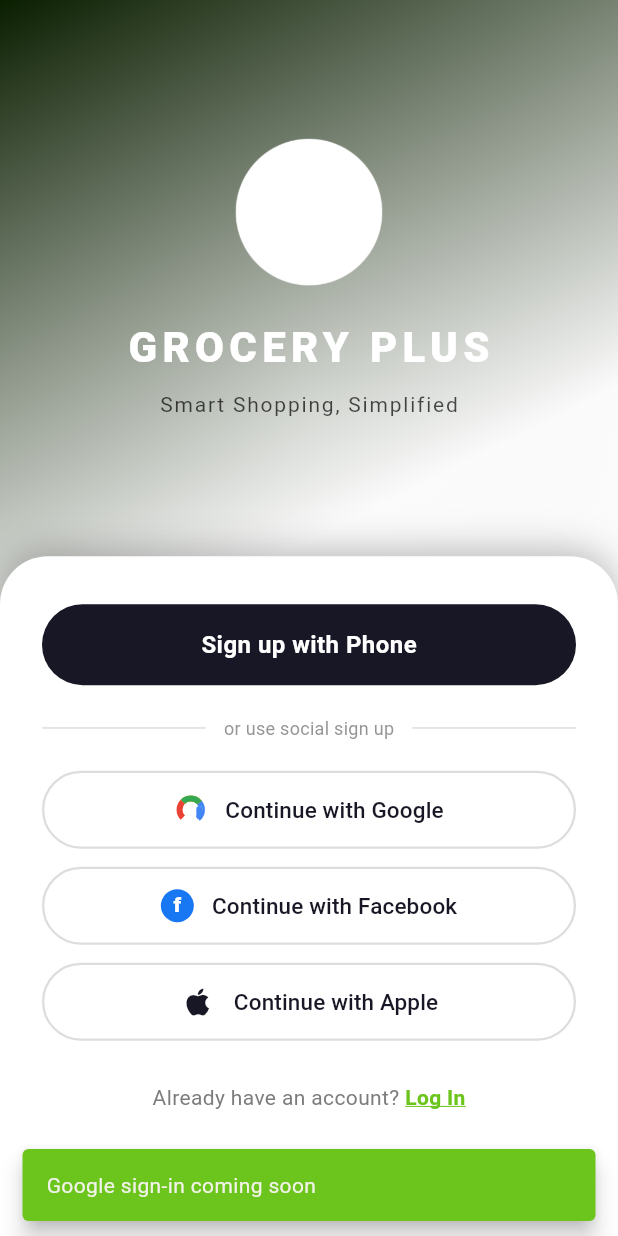
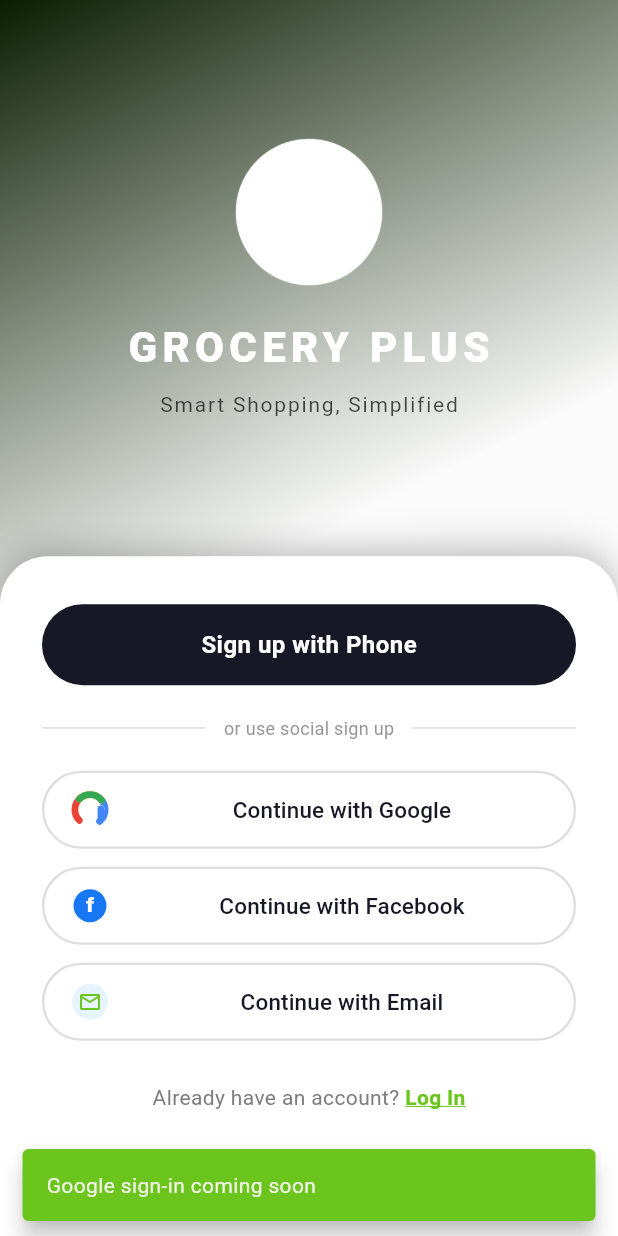
Before and after one commit to naserf11/smart-shop, a Flutter app: the screen it shows after launch, after a tap on "Continue with Google", on a phone screen of 412 x 824 dp. Run offline on Flutter 3.47's test engine with Material 3 defaults, Android fonts, the phone set to English and light mode, and no system bars; our stand-ins replace permission_handler, supabase_flutter; missing offline and left inert: mobile_scanner; accounts and stored records are empty.

Commit message:
Fixed Welcome page 1.1

```diff
--- a/lib/screens/auth/welcome_screen.dart
+++ b/lib/screens/auth/welcome_screen.dart
@@ -37,16 +37,10 @@ class WelcomeScreen extends StatelessWidget {
             child: Column(
               children: [
                 // Brand block — upper 45% of screen
-                Expanded(
-                  flex: 45,
-                  child: _LogoSection(),
-                ),
+                Expanded(flex: 45, child: _LogoSection()),
 
                 // Auth controls — lower 55% of screen
-                Expanded(
-                  flex: 55,
-                  child: _AuthSection(),
-                ),
+                Expanded(flex: 55, child: _AuthSection()),
               ],
             ),
           ),
@@ -70,7 +64,12 @@ class _GradientBackground extends StatelessWidget {
           end: Alignment.bottomRight,
           colors: [
             Color.fromARGB(255, 10, 30, 0), // Deep forest green
-            Color.fromARGB(255, 255, 255, 255), // Brand green (close to AppColors.primary)
+            Color.fromARGB(
+              255,
+              255,
+              255,
+              255,
+            ), // Brand green (close to AppColors.primary)
             Color.fromARGB(255, 255, 255, 255), // Near-black green at bottom
           ],
           stops: [0.0, 0.45, 1.0],
@@ -82,10 +81,7 @@ class _GradientBackground extends StatelessWidget {
           gradient: RadialGradient(
             center: const Alignment(0, -0.35),
             radius: 0.75,
-            colors: [
-              Colors.white.withOpacity(0.08),
-              Colors.transparent,
-            ],
+            colors: [Colors.white.withOpacity(0.08), Colors.transparent],
           ),
         ),
       ),
@@ -170,9 +166,7 @@ class _AuthSection extends StatelessWidget {
       width: double.infinity,
       decoration: const BoxDecoration(
         color: Colors.white,
-        borderRadius: BorderRadius.vertical(
-          top: Radius.circular(32),
-        ),
+        borderRadius: BorderRadius.vertical(top: Radius.circular(32)),
         boxShadow: [
           BoxShadow(
             color: Colors.black26,
@@ -223,11 +217,12 @@ class _AuthSection extends StatelessWidget {
 
               const SizedBox(height: 12),
 
-              // Apple
+              // Email signup
               _SocialButton(
-                iconWidget: const _AppleIcon(),
-                label: 'Continue with Apple',
-                onPressed: () => _handleSocialAuth(context, 'Apple'),
+                iconWidget: const _EmailIcon(),
+                label: 'Continue with Email',
+                onPressed: () =>
+                    Navigator.pushNamed(context, AppRoutes.register),
               ),
 
               const SizedBox(height: 28),
@@ -244,10 +239,7 @@ class _AuthSection extends StatelessWidget {
                     ),
                   ),
                   GestureDetector(
-                    onTap: () => Navigator.pushNamed(
-                      context,
-                      AppRoutes.login,
-                    ),
+                    onTap: () => Navigator.pushNamed(context, AppRoutes.login),
                     child: const Text(
                       'Log In',
                       style: TextStyle(
@@ -316,7 +308,8 @@ class _PrimaryButton extends StatelessWidget {
       child: ElevatedButton(
         onPressed: onPressed,
         style: ElevatedButton.styleFrom(
-          backgroundColor: AppColors.textPrimary, // Dark button — matches reference
+          backgroundColor:
+              AppColors.textPrimary, // Dark button — matches reference
           foregroundColor: Colors.white,
           elevation: 0,
           shape: RoundedRectangleBorder(
@@ -360,18 +353,27 @@ class _SocialButton extends StatelessWidget {
           ),
           backgroundColor: Colors.white,
           elevation: 0,
+          padding: const EdgeInsets.symmetric(horizontal: 14),
         ),
         child: Row(
-          mainAxisAlignment: MainAxisAlignment.center,
+          mainAxisAlignment: MainAxisAlignment.start,
+          crossAxisAlignment: CrossAxisAlignment.center,
           children: [
-            iconWidget,
+            // Keep a small left gutter so the icon isn't flush to the edge
+            const SizedBox(width: 4),
+            // Ensure the icon has a consistent size box
+            SizedBox(width: 28, height: 28, child: Center(child: iconWidget)),
             const SizedBox(width: 12),
-            Text(
-              label,
-              style: const TextStyle(
-                color: AppColors.textPrimary,
-                fontSize: 15,
-                fontWeight: FontWeight.w500,
+            // Center the label in the remaining horizontal space
+            Expanded(
+              child: Text(
+                label,
+                textAlign: TextAlign.center,
+                style: const TextStyle(
+                  color: AppColors.textPrimary,
+                  fontSize: 15,
+                  fontWeight: FontWeight.w500,
+                ),
               ),
             ),
           ],
@@ -392,8 +394,8 @@ class _GoogleIcon extends StatelessWidget {
   Widget build(BuildContext context) {
     // Four-color Google "G" rendered with RichText
     return SizedBox(
-      width: 22,
-      height: 22,
+      width: 28,
+      height: 28,
       child: CustomPaint(painter: _GooglePainter()),
     );
   }
@@ -410,16 +412,16 @@ class _GooglePainter extends CustomPainter {
     canvas.drawCircle(center, radius, bgPaint);
 
     // Draw colored arcs to approximate the Google logo
-    final strokeWidth = size.width * 0.18;
+    final strokeWidth = size.width * 0.16;
 
     void drawArc(double startAngle, double sweepAngle, Color color) {
       final paint = Paint()
         ..color = color
         ..style = PaintingStyle.stroke
         ..strokeWidth = strokeWidth
-        ..strokeCap = StrokeCap.butt;
+        ..strokeCap = StrokeCap.round;
       canvas.drawArc(
-        Rect.fromCircle(center: center, radius: radius * 0.68),
+        Rect.fromCircle(center: center, radius: radius * 0.72),
         startAngle,
         sweepAngle,
         false,
@@ -438,27 +440,25 @@ class _GooglePainter extends CustomPainter {
     // Green (bottom-right)
     drawArc(-pi * 3 / 4, pi / 2 + 0.1, const Color(0xFF34A853));
 
-    // White horizontal bar (the crossbar of the "G")
+    // White horizontal bar (the crossbar of the "G") — slightly thicker and rounded
     final barPaint = Paint()
       ..color = Colors.white
       ..style = PaintingStyle.stroke
-      ..strokeWidth = strokeWidth
+      ..strokeWidth = strokeWidth * 1.05
       ..strokeCap = StrokeCap.round;
-    canvas.drawLine(
-      Offset(center.dx, center.dy - 0.5),
-      Offset(center.dx + radius * 0.52, center.dy - 0.5),
-      barPaint,
-    );
+    final barStart = Offset(center.dx - radius * 0.05, center.dy - 0.6);
+    final barEnd = Offset(center.dx + radius * 0.52, center.dy - 0.6);
+    canvas.drawLine(barStart, barEnd, barPaint);
 
-    // Blue fill for the right side of the G
+    // Blue fill for the right side of the G — rendered as a rounded stroke
     final blueFill = Paint()
       ..color = const Color(0xFF4285F4)
       ..style = PaintingStyle.stroke
       ..strokeWidth = strokeWidth
       ..strokeCap = StrokeCap.round;
     canvas.drawLine(
-      Offset(center.dx + radius * 0.52, center.dy - 0.5),
-      Offset(center.dx + radius * 0.52, center.dy + radius * 0.4),
+      Offset(center.dx + radius * 0.52, center.dy - 0.6),
+      Offset(center.dx + radius * 0.52, center.dy + radius * 0.38),
       blueFill,
     );
   }
@@ -493,15 +493,24 @@ class _FacebookIcon extends StatelessWidget {
   }
 }
 
-class _AppleIcon extends StatelessWidget {
-  const _AppleIcon();
+class _EmailIcon extends StatelessWidget {
+  const _EmailIcon();
 
   @override
   Widget build(BuildContext context) {
-    return const Icon(
-      Icons.apple,
-      size: 24,
-      color: AppColors.textPrimary,
+    return Container(
+      width: 24,
+      height: 24,
+      decoration: const BoxDecoration(
+        shape: BoxShape.circle,
+        color: Color(0xFFE6F4FF),
+      ),
+      alignment: Alignment.center,
+      child: const Icon(
+        Icons.email_outlined,
+        size: 16,
+        color: AppColors.primary,
+      ),
     );
   }
 }
@@ -517,9 +526,7 @@ class _SocialDivider extends StatelessWidget {
   Widget build(BuildContext context) {
     return Row(
       children: [
-        const Expanded(
-          child: Divider(color: Color(0xFFDDDDDD), thickness: 1),
-        ),
+        const Expanded(child: Divider(color: Color(0xFFDDDDDD), thickness: 1)),
         Padding(
           padding: const EdgeInsets.symmetric(horizontal: 12),
           child: Text(
@@ -531,9 +538,7 @@ class _SocialDivider extends StatelessWidget {
             ),
           ),
         ),
-        const Expanded(
-          child: Divider(color: Color(0xFFDDDDDD), thickness: 1),
-        ),
+        const Expanded(child: Divider(color: Color(0xFFDDDDDD), thickness: 1)),
       ],
     );
   }
```
